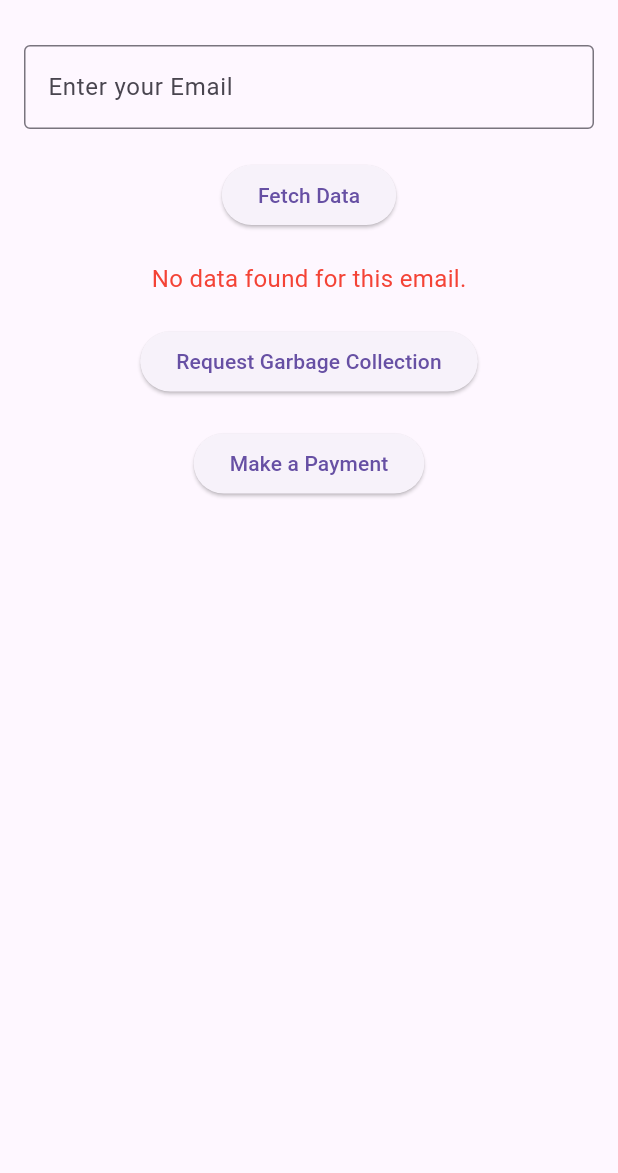
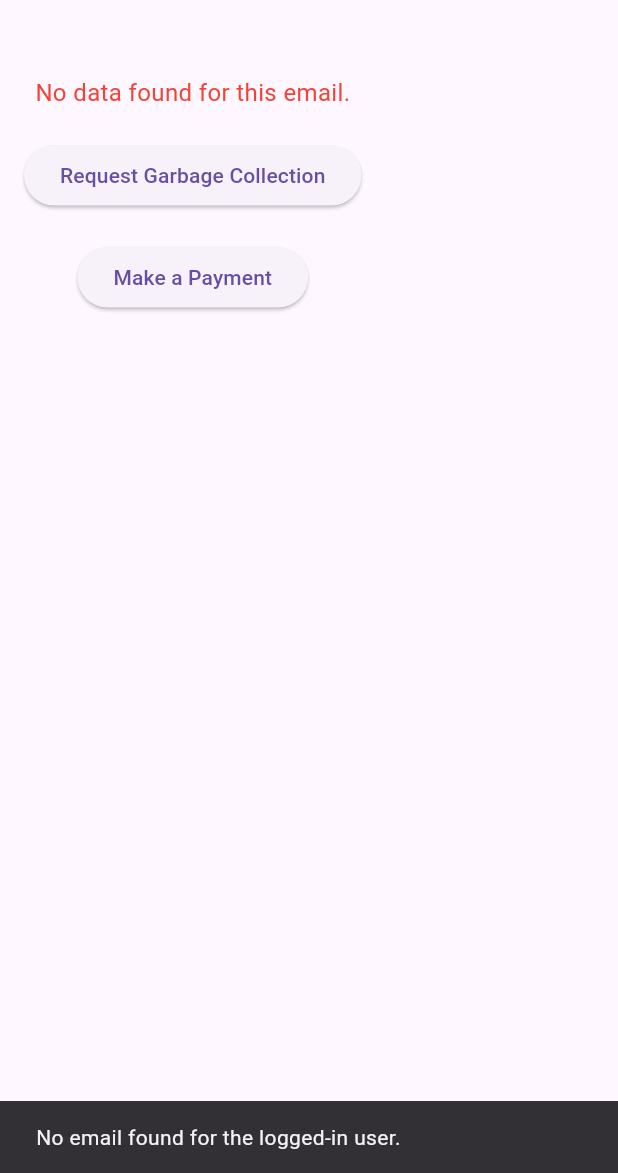
Before and after one commit to TechDilshan/Smart-Waste-Management-System, a Flutter app: the CustomerHome screen opened directly, on a phone screen of 412 x 824 dp, the part 63-1236 px from its top. Run offline on Flutter 3.47's test engine with Material 3 defaults, Android fonts, the light colour scheme and no system bars; our stand-ins replace cloud_firestore, firebase_auth, firebase_core; missing offline and left inert: mobile_scanner; accounts and stored records are empty.

Commit message:
home change

```diff
--- a/smart_waste/lib/customer/CustomerHome.dart
+++ b/smart_waste/lib/customer/CustomerHome.dart
@@ -1,4 +1,5 @@
 import 'package:cloud_firestore/cloud_firestore.dart';
+import 'package:firebase_auth/firebase_auth.dart';
 import 'package:flutter/material.dart';
 import 'RequestPage.dart'; // Import the request page
 import 'PaymentPage.dart'; // Import the payment page
@@ -9,19 +10,41 @@ class CustomerHome extends StatefulWidget {
 }
 
 class _CustomerHomeState extends State<CustomerHome> {
-  // Controller for email input
-  final TextEditingController _emailController = TextEditingController();
   String _email = "";
   String _myPoints = "0";
   String _noItems = "0";
   bool _isLoading = false;
   bool _dataFound = false;
 
-  // Function to fetch customer data based on the email entered
+  @override
+  void initState() {
+    super.initState();
+    _fetchLoggedInUserEmail(); // Fetch the logged-in user's email when the screen initializes
+  }
+
+  // Function to fetch logged-in user's email
+  void _fetchLoggedInUserEmail() async {
+    User? user = FirebaseAuth.instance.currentUser;
+
+    if (user != null) {
+      setState(() {
+        _email = user.email ?? ""; // Set the logged-in email
+      });
+      _fetchCustomerData(); // Fetch customer data using the logged-in email
+    } else {
+      // Handle the case when no user is logged in
+      ScaffoldMessenger.of(context).showSnackBar(SnackBar(
+        content: Text('No user is logged in.'),
+        duration: Duration(seconds: 2),
+      ));
+    }
+  }
+
+  // Function to fetch customer data based on the logged-in email
   void _fetchCustomerData() async {
     if (_email.isEmpty) {
       ScaffoldMessenger.of(context).showSnackBar(SnackBar(
-        content: Text('Please enter an email address.'),
+        content: Text('No email found for the logged-in user.'),
         duration: Duration(seconds: 2),
       ));
       return;
@@ -33,9 +56,9 @@ class _CustomerHomeState extends State<CustomerHome> {
     });
 
     try {
-      // Fetch customer data from Firestore where email matches
+      // Fetch customer data from Firestore where email matches the logged-in email
       var customerSnapshot = await FirebaseFirestore.instance
-          .collection('customer')
+          .collection('users')
           .where('email', isEqualTo: _email)
           .limit(1)
           .get();
@@ -84,28 +107,12 @@ class _CustomerHomeState extends State<CustomerHome> {
         child: Column(
           crossAxisAlignment: CrossAxisAlignment.center,
           children: [
-            // Email input field
-            TextField(
-              controller: _emailController,
-              decoration: InputDecoration(
-                labelText: 'Enter your Email',
-                border: OutlineInputBorder(),
+            // Display the logged-in user's email
+            if (_email.isNotEmpty)
+              Text(
+                'Logged in as: $_email',
+                style: TextStyle(fontSize: 16, fontWeight: FontWeight.bold),
               ),
-              onChanged: (value) {
-                setState(() {
-                  _email = value;
-                });
-              },
-            ),
-            SizedBox(height: 20),
-
-            // Button to fetch customer data
-            ElevatedButton(
-              onPressed: _fetchCustomerData,
-              child: _isLoading
-                  ? CircularProgressIndicator(color: Colors.white)
-                  : Text('Fetch Data'),
-            ),
             SizedBox(height: 20),
 
             // Display customer data if email is valid
--- a/smart_waste/lib/signup.dart
+++ b/smart_waste/lib/signup.dart
@@ -229,6 +229,8 @@ class _SignUpScreenState extends State<SignUpScreen> {
       'phone': phone,
       'location': location,
       'email': email,
+      'myPoints': 0,  // Initialize myPoints with zero
+      'noItems': 0,    // Initialize noItems with zero
     });
 
     // Navigate to login screen or home screen after successful sign-up
```
Lines whose indentation alone changed are shown as unchanged.
